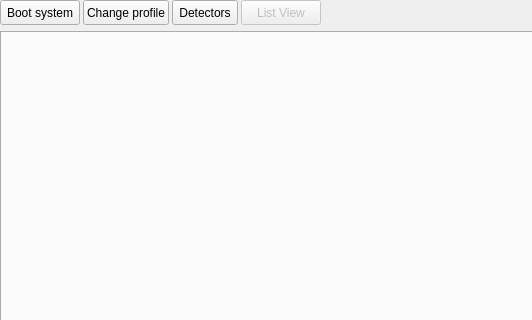
Before: the Qt Designer form gui/form_system_settings.ui in usnistgov/qpx-gamma, drawn with Qt 5; both pictures show x 0 to 532 and y 0 to 320 of the 1476 by 677 pixel window.
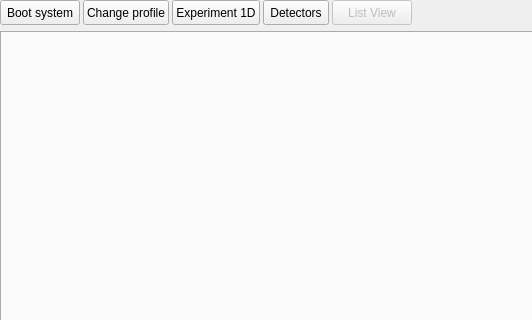
After: the same form once the commit is applied. Icons and pictures are not drawn.

The edit to the form file:
```diff
--- a/gui/form_system_settings.ui
+++ b/gui/form_system_settings.ui
@@ -102,6 +102,32 @@
        </property>
       </widget>
      </item>
+     <item>
+      <widget class="QPushButton" name="pushExperiment">
+       <property name="enabled">
+        <bool>true</bool>
+       </property>
+       <property name="minimumSize">
+        <size>
+         <width>0</width>
+         <height>25</height>
+        </size>
+       </property>
+       <property name="maximumSize">
+        <size>
+         <width>16777215</width>
+         <height>25</height>
+        </size>
+       </property>
+       <property name="text">
+        <string>Experiment 1D</string>
+       </property>
+       <property name="icon">
+        <iconset resource="resources/qpxres.qrc">
+         <normaloff>:/icons/oxy/16/preferences_web_browser_cache.png</normaloff>:/icons/oxy/16/preferences_web_browser_cache.png</iconset>
+       </property>
+      </widget>
+     </item>
      <item>
       <widget class="QToolButton" name="toolDetectors">
        <property name="minimumSize">
```
